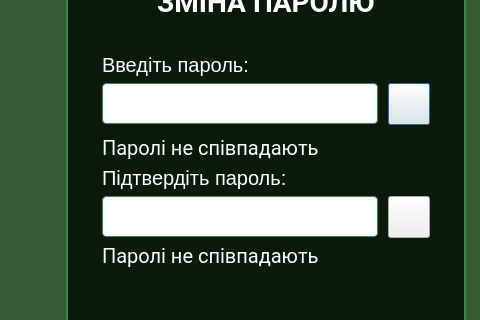
Above: app/ui/change_pwd_dialog.ui from VadymKotsiuba1808/SDR_Pi before the change; both pictures show x 194 to 674 and y 201 to 521 of the 920 by 780 pixel window. Below: the same form after it.
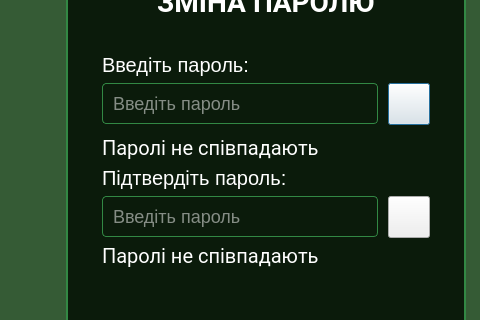
That is the form after the change. Icons and pictures are not drawn.

```diff
--- a/app/ui/change_pwd_dialog.ui
+++ b/app/ui/change_pwd_dialog.ui
@@ -198,6 +198,10 @@
                <height>16777215</height>
               </size>
              </property>
+             <property name="styleSheet">
+              <string notr="true">background-color:transparent;
+color:#fff;</string>
+             </property>
              <property name="text">
               <string/>
              </property>
@@ -335,6 +339,10 @@
                <height>16777215</height>
               </size>
              </property>
+             <property name="styleSheet">
+              <string notr="true">background-color:transparent;
+color:#fff;</string>
+             </property>
              <property name="text">
               <string/>
              </property>
```
